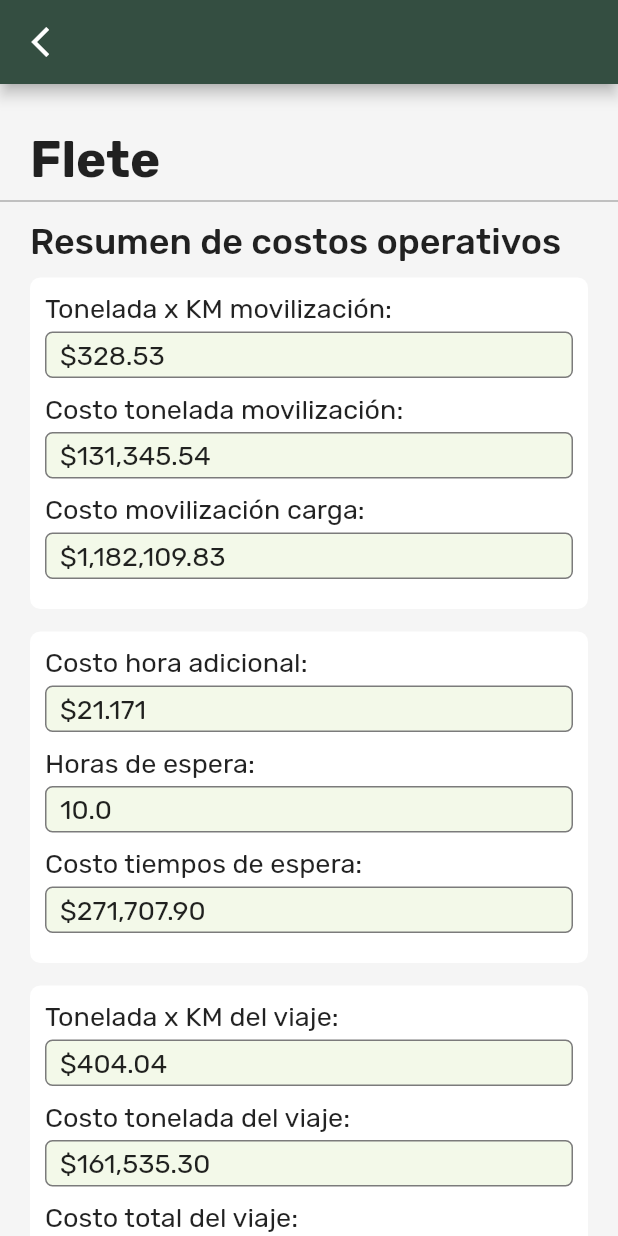
After one commit to crijumubu/MiEnvio, a Flutter app: the Flete screen opened directly with sample values from the repository, on a phone screen of 412 x 824 dp. The commit adds this screen. Run offline on Flutter 3.47's test engine with Material 2 defaults, Android fonts, the phone set to English and light mode, and no system bars; our stand-ins replace dot_navigation_bar, firebase_core, google_fonts, google_maps_flutter, modal_progress_hud_nsn, qr_flutter and 2 more; missing offline and left inert: mobile_scanner, onboarding; accounts and stored records are empty.

Commit message:
:oncoming_police_car:  Vista flete

```diff
--- a/frontend/lib/controller/auth_controller.dart
+++ b/frontend/lib/controller/auth_controller.dart
@@ -153,10 +153,9 @@ class AuthController{
     Uri urlT = Uri.parse("http://mienvio.bucaramanga.upb.edu.co:1802/mienvio/api/registroViaje");
     final headers = {"Content-type":'application/json'};
     final body = '{"idUsuario":${envio.idUsuario}, "nombre":"${envio.nombre}","origen":"${envio.origen}","destino":"${envio.destino}","estado":${1},"direccion":"${envio.direccion}" }';
-    log(body);
+
     var response = await http.post(urlT, headers: headers, body: body);
 
-    log("Registro envio: ${response.statusCode}");
     if(response.statusCode == 200){
       var data = jsonDecode(response.body);
       registerFlete(envio, data["idViaje"]);
--- a/frontend/lib/routes/route_generator.dart
+++ b/frontend/lib/routes/route_generator.dart
@@ -1,5 +1,4 @@
 import 'package:flutter/material.dart';
-import 'package:frontend/views/flete_form/flete_form.dart';
 import 'package:frontend/views/generate_qr/generate_qr.dart';
 import 'package:frontend/views/home/home.dart';
 import 'package:frontend/views/register_shipping/register_shipping.dart';
@@ -13,14 +12,10 @@ import '../views/initial_page/initial_page.dart';
 import '../views/introduction/introduction.dart';
 import '../views/login/login.dart';
 import '../views/register/register.dart';
+import '../views/flete/flete.dart';
 
 class RouteGenerator{
   static Route<dynamic> generateRoute(RouteSettings settings){
-    // final args = settings.arguments;
-    // settings.
-
-
-    // print(args.runtimeType);
 
     switch (settings.name) {
       case "introduction":
@@ -74,6 +69,9 @@ class RouteGenerator{
         int arg = settings.arguments as int;
         return MaterialPageRoute(builder: (_)=> RegisterShipping(userId: arg,));
 
+      case "/flete":
+        Shipping envio = settings.arguments as Shipping;
+        return MaterialPageRoute(builder: (_) => Flete(envio: envio,));
       default:
         return _errorRoute();
     }
--- /dev/null
+++ b/frontend/lib/views/flete/flete.dart
@@ -0,0 +1,189 @@
+import 'package:flutter/material.dart';
+import 'package:frontend/views/register/widgets/header_back.dart';
+import 'package:google_fonts/google_fonts.dart';
+import '../shippings_driver/shippings_driver.dart';
+
+class Flete extends StatelessWidget {
+  const Flete({super.key, required this.envio});
+  final Shipping envio;
+
+  @override
+  Widget build(BuildContext context) {
+    return Scaffold(
+      appBar: headerBack(context),
+      backgroundColor: Colors.grey[100],
+      body: ListView(
+        children: [
+          const SizedBox(height: 30,),
+          Padding(
+            padding: const EdgeInsets.symmetric(horizontal: 20),
+            child: Text("Flete", style: GoogleFonts.rubik(fontSize: 34, fontWeight: FontWeight.bold),),
+          ),
+        Divider(color: Colors.grey, thickness: 0.8,),
+
+          const SizedBox(height: 5,),
+          DataField(
+            title: 'Resumen de costos operativos',
+            sections: [
+              DataSection(
+                dataRows: [
+                  DataRow(title: 'Tonelada x KM movilización:', content: '\$328.53', ),
+                  DataRow(title: 'Costo tonelada movilización:', content: '\$131,345.54', ),
+                  DataRow(title: 'Costo movilización carga:', content: '\$1,182,109.83', ),
+                ],
+              ),
+              DataSection(
+                dataRows: [
+                  DataRow(title: 'Costo hora adicional:', content: '\$21.171', ),
+                  DataRow(title: 'Horas de espera:', content: '10.0', ),
+                  DataRow(title: 'Costo tiempos de espera:', content: '\$271,707.90', ),
+                ],
+              ),
+              DataSection(
+                dataRows: [
+                  DataRow(title: 'Tonelada x KM del viaje:', content: '\$404.04', ),
+                  DataRow(title: 'Costo tonelada del viaje:', content: '\$161,535.30', ),
+                  DataRow(title: 'Costo total del viaje:', content: '\$1,453,817.73', ),
+                ],
+              ),
+              DataSection(
+                dataRows: [
+                  DataRow(title: 'Costo x KM movilización:', content: '\$2,956.75', ),
+                  DataRow(title: 'Costo x KM del viaje:', content: '\$3,636.36', ),
+                ],
+              ),
+            ],
+          ),
+          const SizedBox(height: 20,),
+          Column(
+            mainAxisAlignment: MainAxisAlignment.center,
+            children: [
+              SizedBox(
+                width: 220,
+                child: ElevatedButton(
+                  style: ElevatedButton.styleFrom(
+                    shape: RoundedRectangleBorder(borderRadius: BorderRadius.all(Radius.circular(10))),
+                    padding: EdgeInsets.symmetric(vertical: 10, horizontal: 20),
+                    backgroundColor: Color(0xff3344E41),
+                    shadowColor:Color.fromRGBO(224, 224, 224, 1)
+                  ),
+                  onPressed:(){
+
+                  },
+                  child: Text("Descargar costos en detalle", style: GoogleFonts.rubik(fontSize: 20), textAlign: TextAlign.center,)
+                ),
+              ),
+            ],
+          ),
+          const SizedBox(height: 30,),
+        ],
+      )
+    );
+  }
+}
+
+class DataField extends StatelessWidget {
+  const DataField({
+    super.key, required this.title, required this.sections,
+  });
+
+  final String title;
+  final List<Widget> sections;
+
+  @override
+  Widget build(BuildContext context) {
+    final List<Widget> children = [];
+
+    for (var i = 0; i < sections.length; i++) {
+      children.add(sections[i]);
+      if(i != sections.length-1){
+        children.add(const SizedBox(height: 15,));
+      }
+    }
+
+    return Column(
+
+      children: [
+        SizedBox(
+          width: double.infinity,
+          child: Padding(
+            padding: const EdgeInsets.symmetric(horizontal: 20),
+            child: Text(title, style: GoogleFonts.rubik(fontSize: 24, fontWeight: FontWeight.w500),),
+          ),
+        ),
+        const SizedBox(height: 10,),
+        // Divider(color: Colors.grey, thickness: 0.8,),
+        ...children
+      ],
+    );
+  }
+}
+
+class DataSection extends StatelessWidget {
+  const DataSection({
+    super.key, required this.dataRows,
+  });
+
+  final List<Widget> dataRows;
+
+  @override
+  Widget build(BuildContext context) {
+    List<Widget> children = [];
+    for (var i = 0; i < dataRows.length; i++) {
+      children.add(dataRows[i]);
+      if(i != dataRows.length-1){
+        children.add(const SizedBox(height: 10,),);
+      }
+    }
+
+    return Padding(
+      padding: const EdgeInsets.symmetric(horizontal: 20,),
+      child: DecoratedBox(
+        decoration: BoxDecoration(
+          color: Colors.white,
+          borderRadius: BorderRadius.all(Radius.circular(7))
+        ),
+        child: Padding(
+          padding: const EdgeInsets.only(right: 10, left: 10, top:10, bottom: 20),
+          child: Column(children: children,),
+        ),
+      ),
+    );
+  }
+}
+
+class DataRow extends StatelessWidget {
+  const DataRow({
+    super.key, required this.title, required this.content,
+  });
+
+  final String title;
+  final String content;
+
+  @override
+  Widget build(BuildContext context) {
+    return Column(
+      children: [
+        SizedBox(
+          width: double.infinity,
+          child: Text(title, style: GoogleFonts.rubik(fontSize: 18),)
+        ),
+        const SizedBox(height: 5,),
+        DecoratedBox(
+          decoration: BoxDecoration(
+            color: Color.fromARGB(255, 243, 249, 233),
+            border: Border.all(color: Color(0xff7b7b7b)),
+            borderRadius: BorderRadius.all(Radius.circular(5))
+          ),
+          child: Padding(
+            padding: const EdgeInsets.symmetric(horizontal: 10,vertical: 5),
+            child: SizedBox(
+              width: double.infinity,
+              child: Text(content, style: GoogleFonts.rubik(fontSize: 18),)
+            ),
+          ),
+        )
+      ],
+    );
+  }
+}
--- a/frontend/lib/views/home_supervisor/home_supervisor.dart
+++ b/frontend/lib/views/home_supervisor/home_supervisor.dart
@@ -38,15 +38,12 @@ class _HomeSupervisorState extends State<HomeSupervisor> {
   }
 
   void getShippings(){
-    // print()
     _authController.allShippings(widget.id).then(
       (value){
-        print(value);
         List<Shipping> envios = (value as List<dynamic>).map((e) => Shipping(nombre: e["nombre"], idViaje: e  ["idViaje"], idUsuario: e["idUsuario"], origen: e["origen"], destino: e["destino"],  estado: e["estado"], idConductor: e["idConductor"], direccion: e["direccion"])).toList();
         enviosList = envios;
         setState(() {
           enviosShow = enviosList.toList();
-          // print(enviosShow);
         });
       }
     );
@@ -127,7 +124,6 @@ class _HomeSupervisorState extends State<HomeSupervisor> {
   @override
   Widget build(BuildContext context) {
     if(height == 0) height = MediaQuery.of(context).size.height;
-    // print(index);
 
     return WillPopScope(
       onWillPop: () async => false ,
--- a/frontend/lib/views/home_supervisor/widgets/navigator_shippings.dart
+++ b/frontend/lib/views/home_supervisor/widgets/navigator_shippings.dart
@@ -56,8 +56,8 @@ class NavigatorShippings extends StatelessWidget {
             mainAxisAlignment: MainAxisAlignment.center,
             children: [
               const SizedBox(height: 20,),
-              TextButton(
-                style: TextButton.styleFrom(
+              ElevatedButton(
+                style: ElevatedButton.styleFrom(
                   shape: RoundedRectangleBorder(borderRadius: BorderRadius.all(Radius.circular(10))),
                   // side: BorderSide(color: Colors.white),
                   padding: EdgeInsets.symmetric(vertical: 10, horizontal: 20),
@@ -180,7 +180,7 @@ class ShippingItem extends StatelessWidget {
         if(updateStatus){
           Navigator.pushNamed(context, "/temporal", arguments: shipping.idViaje);
         }else{
-          Navigator.pushNamed(context, "/test");
+          Navigator.pushNamed(context, "/flete", arguments: shipping);
         }
       },
       child: Container(
--- a/frontend/lib/views/home_supervisor/widgets/shipping_details.dart
+++ /dev/null
@@ -1,11 +0,0 @@
-import 'package:flutter/src/widgets/framework.dart';
-import 'package:flutter/src/widgets/placeholder.dart';
-
-class ShippingDetails extends StatelessWidget {
-  const ShippingDetails({super.key});
-
-  @override
-  Widget build(BuildContext context) {
-    return const Placeholder();
-  }
-}
--- a/frontend/lib/views/shipping_detail.dart/shipping_detail.dart
+++ /dev/null
@@ -1,25 +0,0 @@
-import 'package:flutter/material.dart';
-import 'package:flutter/src/widgets/framework.dart';
-import 'package:flutter/src/widgets/placeholder.dart';
-import 'package:frontend/views/register/widgets/header_back.dart';
-
-import '../shippings_driver/shippings_driver.dart';
-
-class ShippingDetail extends StatelessWidget {
-  const ShippingDetail({super.key, required this.envio});
-  final Shipping envio;
-
-  @override
-  Widget build(BuildContext context) {
-    return Scaffold(
-          appBar: AppBar(
-        leading: IconButton(
-          icon: const Icon(Icons.arrow_back_ios),
-          onPressed: () {Navigator.popAndPushNamed(context, "/home-supervisor");},
-          padding: const EdgeInsets.only(left:10),
-        ),
-      ),
-      // body: ,
-    );
-  }
-}
```
